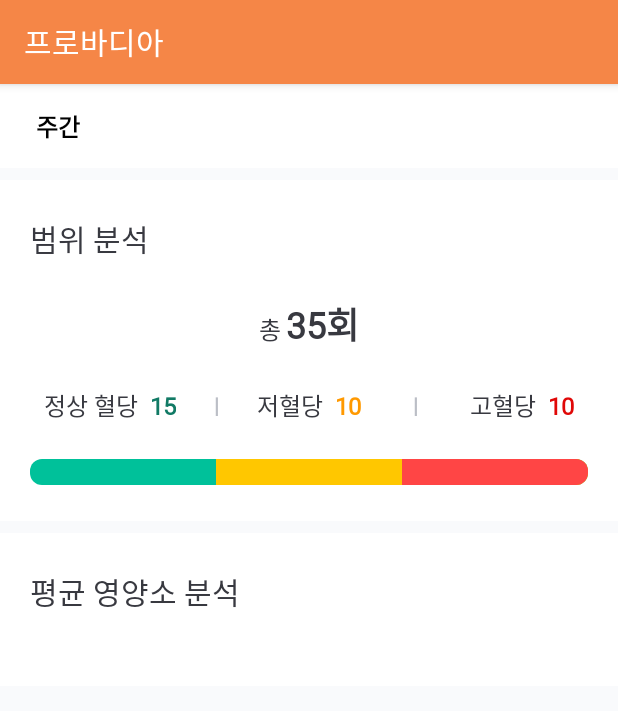
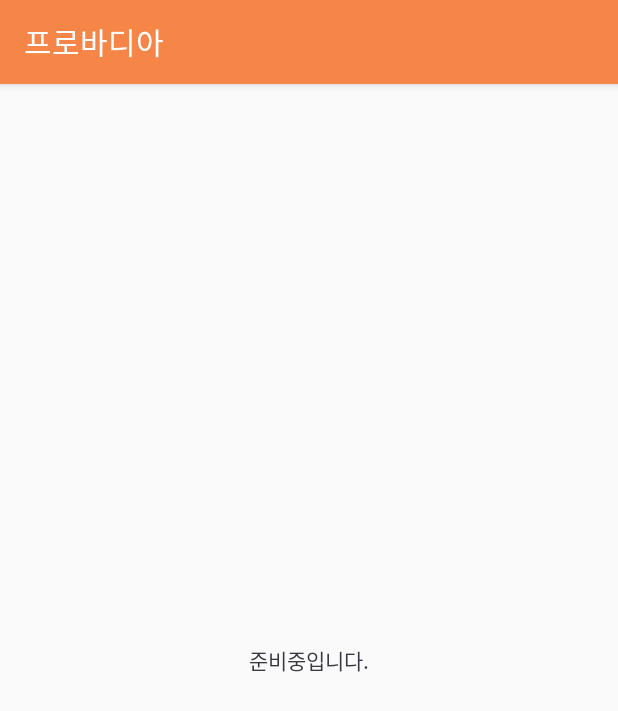
Before and after one commit to jisang0706/probodia-android, an Android app: the fragment RecordAnalysisFragment shown on its own in the app's theme, on a phone screen of 412 x 824 dp. Shown: the top 711 px of the screen. Run offline under Robolectric (Android 15) with nearby library versions, the phone set to English and light mode, and no system bars; our stand-ins replace data binding.

```diff
--- a/Probodia/app/build.gradle
+++ b/Probodia/app/build.gradle
@@ -17,7 +17,7 @@ android {
         applicationId "com.piri.probodia"
         minSdk 29
         targetSdk 31
-        versionCode 7
+        versionCode 9
         versionName "1.0.1"
 
         testInstrumentationRunner "androidx.test.runner.AndroidJUnitRunner"
--- a/Probodia/app/src/main/res/layout/fragment_record_analysis.xml
+++ b/Probodia/app/src/main/res/layout/fragment_record_analysis.xml
@@ -5,9 +5,21 @@
     <LinearLayout
         android:layout_width="match_parent"
         android:layout_height="match_parent"
+        android:orientation="vertical">
+
+        <TextView
+            android:layout_width="match_parent"
+            android:layout_height="match_parent"
+            android:text="준비중입니다."
+            android:gravity="center"/>
+
+    <LinearLayout
+        android:layout_width="match_parent"
+        android:layout_height="match_parent"
         android:orientation="vertical"
         tools:context=".view.fragment.RecordAnalysisFragment"
-        android:background="@color/gray_50">
+        android:background="@color/gray_50"
+        android:visibility="gone">
 
         <RelativeLayout
             android:layout_width="match_parent"
@@ -114,4 +126,5 @@
             </LinearLayout>
         </ScrollView>
     </LinearLayout>
+    </LinearLayout>
 </layout>
```
Also changed, not shown: Probodia/app/src/main/java/com/piri/probodia/view/fragment/BaseBottomSheetDialogFragment.kt (+14 -2 lines).
